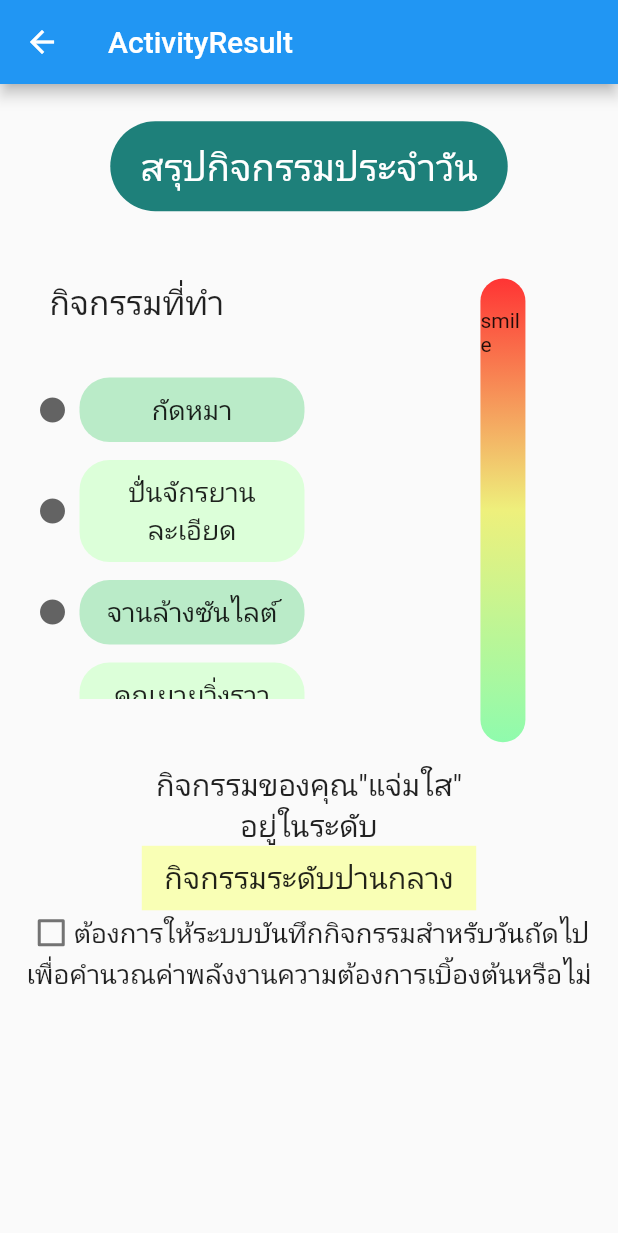
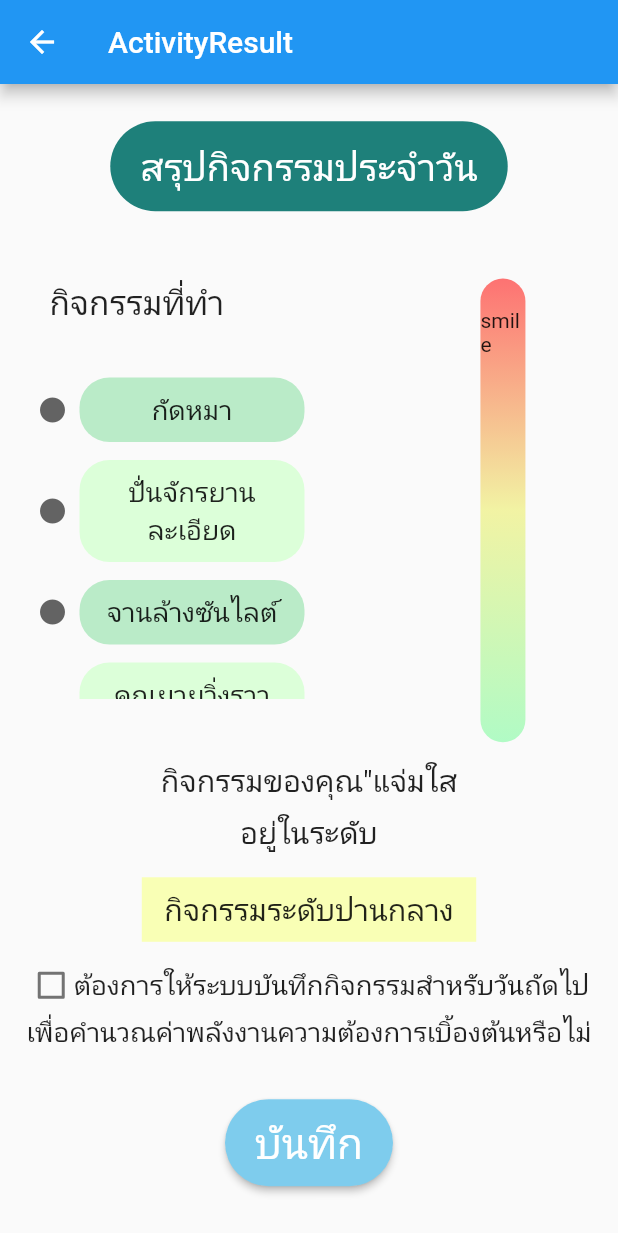
Before and after one commit to AINutritionProject/KinDeeUDee, a Flutter app: the ActivityResult screen opened directly, on a phone screen of 412 x 824 dp. Shown: the top 1233 px of the screen. Run offline on Flutter 3.47's test engine with Material 2 defaults, Android fonts, the phone set to English and light mode, and no system bars; our stand-ins replace camera, cloud_firestore, csv, dotted_border, firebase_auth, firebase_core and 6 more; missing offline and left inert: dart:ffi; accounts and stored records are empty.

Commit message:
add submit button

```diff
--- a/lib/pages/information/activity_result.dart
+++ b/lib/pages/information/activity_result.dart
@@ -148,9 +148,9 @@ class ResultBar extends StatelessWidget {
               begin: Alignment.topCenter,
               end: Alignment.bottomCenter,
               colors: <Color>[
-                Color(0xFFFF3434),
-                Color(0xFFEEF07C),
-                Color(0xFF8FFBAD),
+                Color(0xAFFF3434),
+                Color(0xAFEEF07C),
+                Color(0xAF8FFBAD),
               ],
             ),
           ),
@@ -176,18 +176,32 @@ class _ActivityResultFooterState extends State<ActivityResultFooter> {
     return Expanded(
       flex: 3,
       child: Padding(
-        padding: const EdgeInsets.symmetric(vertical: 15.0),
+        padding: const EdgeInsets.symmetric(vertical: 8.0),
         child: Column(
           children: [
-            const Text("กิจกรรมของคุณ\"แจ่มใส\"\nอยู่ในระดับ",
+            const Padding(
+              padding: EdgeInsets.symmetric(vertical: 4.0),
+              child: Text("กิจกรรมของคุณ\"แจ่มใส",
                   style: TextStyle(fontSize: 20), textAlign: TextAlign.center),
-            Container(
+            ),
+            const Padding(
+              padding: EdgeInsets.symmetric(vertical: 4.0),
+              child: Text("อยู่ในระดับ",
+                  style: TextStyle(fontSize: 20), textAlign: TextAlign.center),
+            ),
+            Padding(
+              padding: const EdgeInsets.symmetric(vertical: 12.0),
+              child: Container(
                 decoration: const BoxDecoration(color: Color(0xFFF9FFB5)),
-              padding: const EdgeInsets.symmetric(horizontal: 15, vertical: 8),
+                padding:
+                    const EdgeInsets.symmetric(horizontal: 15, vertical: 8),
                 child: const Text("กิจกรรมระดับปานกลาง",
                     style: TextStyle(fontSize: 20)),
               ),
-            Row(
+            ),
+            Padding(
+              padding: const EdgeInsets.symmetric(vertical: 2.0),
+              child: Row(
                 mainAxisAlignment: MainAxisAlignment.center,
                 children: [
                   SizedBox(
@@ -197,7 +211,7 @@ class _ActivityResultFooterState extends State<ActivityResultFooter> {
                         overlayColor:
                             const MaterialStatePropertyAll(Color(0xFFC6FF9A)),
                         value: isChecked,
-                      activeColor: const Color(0xFFC6FF9A),
+                        activeColor: const Color(0xFFBAEBC8),
                         onChanged: (bool? val) {
                           setState(() {
                             isChecked = val!;
@@ -210,9 +224,30 @@ class _ActivityResultFooterState extends State<ActivityResultFooter> {
                   ),
                 ],
               ),
-            const Text(
+            ),
+            const Padding(
+              padding: EdgeInsets.symmetric(vertical: 2.0),
+              child: Text(
                 "เพื่อคำนวณค่าพลังงานความต้องการเบิ้องต้นหรือไม่",
                 style: TextStyle(fontSize: 18),
+              ),
+            ),
+            Padding(
+              padding: const EdgeInsets.only(top: 30.0),
+              child: ElevatedButton(
+                style: ButtonStyle(
+                    shape: MaterialStatePropertyAll(RoundedRectangleBorder(
+                        borderRadius: BorderRadius.circular(30))),
+                    backgroundColor:
+                        const MaterialStatePropertyAll(Color(0xFF7ECCED)),
+                    padding: const MaterialStatePropertyAll(
+                        EdgeInsets.symmetric(horizontal: 20, vertical: 10))),
+                onPressed: () {},
+                child: const Text(
+                  "บันทึก",
+                  style: TextStyle(fontSize: 28),
+                ),
+              ),
             ),
           ],
         ),
```
Lines whose indentation alone changed are shown as unchanged.
